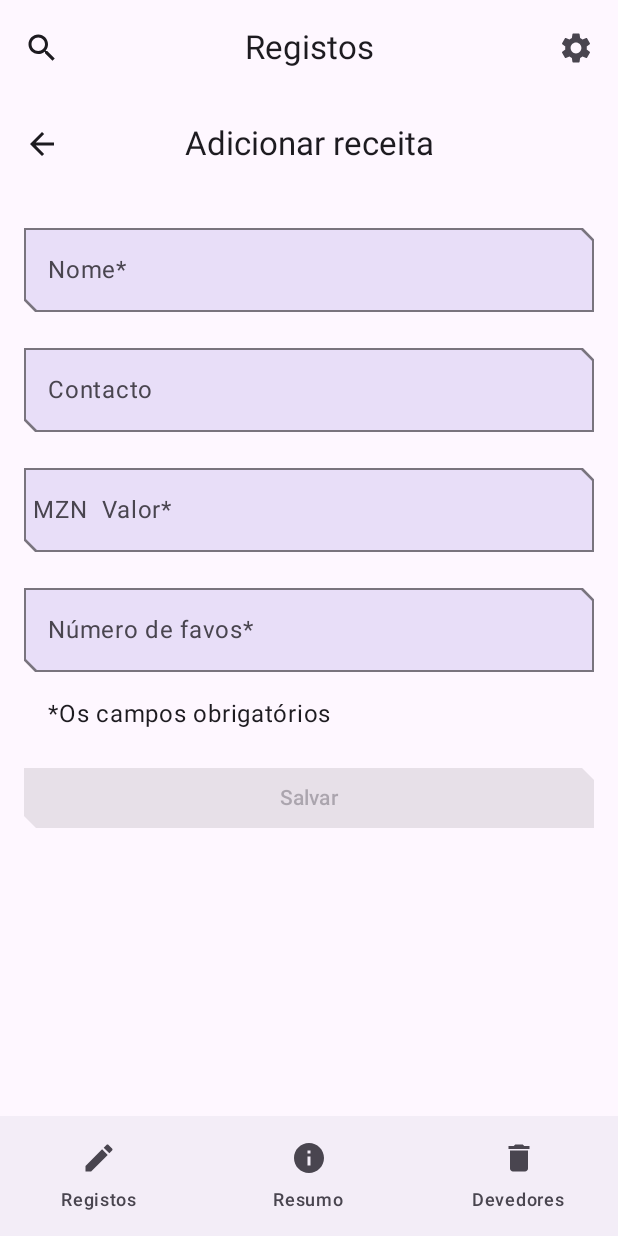
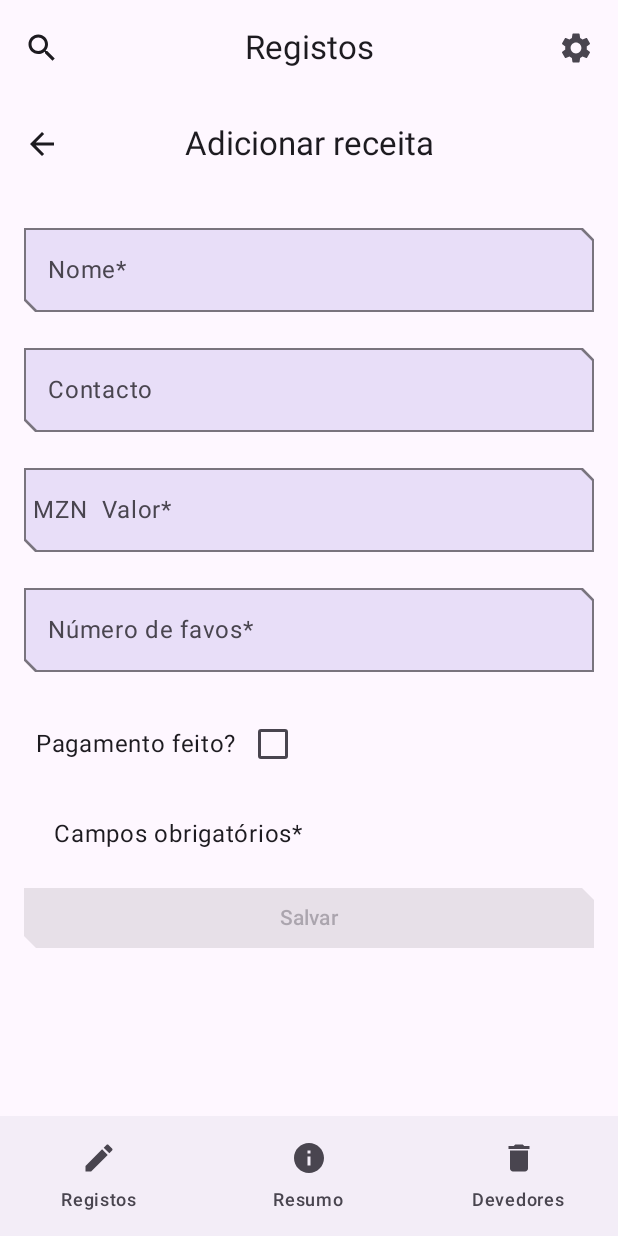
Before and after one commit to M1ngos/Negocio, an Android app built with Jetpack Compose: the RegistryEntryScreen screen opened through its navigation route, on a phone screen of 412 x 824 dp. Run offline under Robolectric (Android 15) with nearby library versions, the phone set to English and light mode, and no system bars.

Commit message:
Income Registry tweaks

```diff
--- a/app/src/main/java/com/mobile/negocio/ui/entries/RegistryEntryScreen.kt
+++ b/app/src/main/java/com/mobile/negocio/ui/entries/RegistryEntryScreen.kt
@@ -2,12 +2,15 @@ package com.mobile.negocio.ui.entries
 
 import androidx.compose.foundation.layout.Arrangement
 import androidx.compose.foundation.layout.Column
+import androidx.compose.foundation.layout.Row
 import androidx.compose.foundation.layout.fillMaxWidth
 import androidx.compose.foundation.layout.padding
 import androidx.compose.foundation.rememberScrollState
 import androidx.compose.foundation.text.KeyboardOptions
 import androidx.compose.foundation.verticalScroll
 import androidx.compose.material3.Button
+import androidx.compose.material3.Checkbox
+import androidx.compose.material3.CheckboxDefaults
 import androidx.compose.material3.ExperimentalMaterial3Api
 import androidx.compose.material3.MaterialTheme
 import androidx.compose.material3.OutlinedTextField
@@ -15,12 +18,19 @@ import androidx.compose.material3.OutlinedTextFieldDefaults
 import androidx.compose.material3.Scaffold
 import androidx.compose.material3.Text
 import androidx.compose.runtime.Composable
+import androidx.compose.runtime.getValue
+import androidx.compose.runtime.mutableStateOf
+import androidx.compose.runtime.remember
 import androidx.compose.runtime.rememberCoroutineScope
+import androidx.compose.runtime.setValue
+import androidx.compose.ui.Alignment
 import androidx.compose.ui.Modifier
+import androidx.compose.ui.graphics.Color
 import androidx.compose.ui.res.dimensionResource
 import androidx.compose.ui.res.stringResource
 import androidx.compose.ui.text.input.KeyboardType
 import androidx.compose.ui.tooling.preview.Preview
+import androidx.compose.ui.unit.dp
 import androidx.lifecycle.ViewModel
 import androidx.lifecycle.viewmodel.compose.viewModel
 import com.mobile.negocio.R
@@ -174,23 +184,38 @@ fun IncomeInputForm(
             singleLine = true
         )
 
+        Row (
+            modifier = Modifier
+                .fillMaxWidth()
+                .padding(8.dp),
+            verticalAlignment = Alignment.CenterVertically
+        ){
+            Text(text = stringResource(R.string.registry_now))
+
+            Checkbox(
+                checked = itemDetails.status,
+                onCheckedChange = { onValueChange(itemDetails.copy(status = it)) },
+                enabled = true,
+            )
+        }
+
         if (enabled) {
             Text(
                 text = stringResource(R.string.required_fields),
-                modifier = Modifier.padding(start = dimensionResource(id = R.dimen.padding_medium))
+                modifier = Modifier.padding(start = dimensionResource(id = R.dimen.padding_large))
             )
         }
     }
 }
 
-//@Preview(showBackground = true)
-//@Composable
-//private fun ItemEntryScreenPreview() {
-//    AppTheme {
-//        RegistryEntryBody(registryUistate = RegistryUiState(
-//            IncomeDetails(
-//                name = "Ana", value = "250", quantity = "1"
-//            )
-//        ), onItemValueChange = {}, onSaveClick = {})
-//    }
-//}
+@Preview(showBackground = true)
+@Composable
+private fun ItemEntryScreenPreview() {
+    AppTheme {
+        RegistryEntryBody(registryUistate = RegistryUiState(
+            IncomeDetails(
+                name = "Ana", value = "250", quantity = "1"
+            )
+        ), onItemValueChange = {}, onSaveClick = {})
+    }
+}
--- a/app/src/main/java/com/mobile/negocio/ui/entries/RegistryEntryViewModel.kt
+++ b/app/src/main/java/com/mobile/negocio/ui/entries/RegistryEntryViewModel.kt
@@ -18,6 +18,12 @@ class RegistryEntryViewModel(
     var registryUistate by mutableStateOf(RegistryUiState())
         private set
 
+
+    fun updateStatus(isChecked: Boolean) {
+        registryUistate = registryUistate.copy(
+            incomeDetails = registryUistate.incomeDetails.copy(status = isChecked)
+        )
+    }
     fun updateUiState(incomeDetails: IncomeDetails) {
         registryUistate =
             RegistryUiState(incomeDetails = incomeDetails, isEntryValid = validateInput(incomeDetails))
--- a/app/src/main/res/values/strings.xml
+++ b/app/src/main/res/values/strings.xml
@@ -15,5 +15,6 @@
     <string name="registry_quantity_req">Número de favos*</string>
     <string name="registry_value_req">Valor*</string>
     <string name="yes">Sim</string>
-    <string name="required_fields">*Os campos obrigatórios </string>
+    <string name="required_fields">Campos obrigatórios*</string>
+    <string name="registry_now">Pagamento feito? </string>
 </resources>
```
Also changed, not shown: app/src/main/java/com/mobile/negocio/ui/views/RegisterView.kt (+6 -18 lines).
